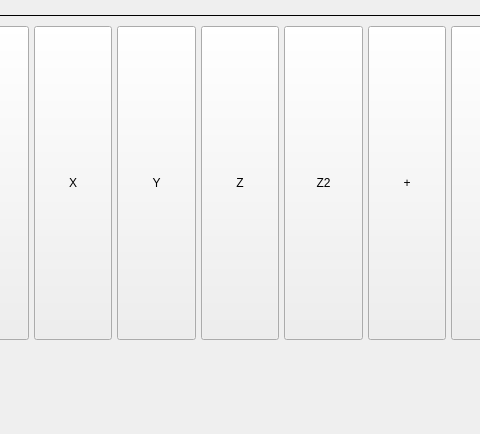
The window that mill_touch_v6/ui/mainwindow.ui (jethornton/mill_touch_v6) describes before a commit, drawn with Qt 5; both pictures show x 171 to 651 and y 0 to 434 of the 1280 by 768 pixel window.
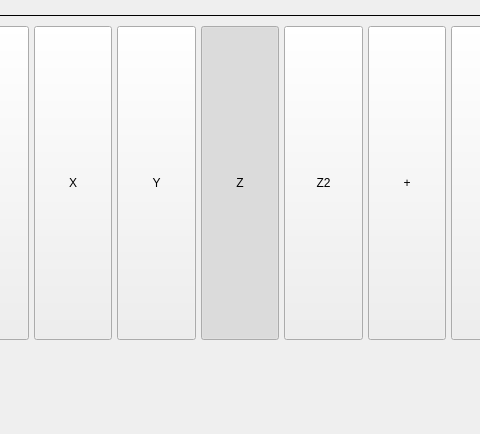
The same window after the commit. Custom widgets are drawn as their Qt base class.

Commit message: set default view button checked

Diff of the .ui file:
```diff
--- a/mill_touch_v6/ui/mainwindow.ui
+++ b/mill_touch_v6/ui/mainwindow.ui
@@ -332,6 +332,9 @@
                    <property name="checkable">
                     <bool>true</bool>
                    </property>
+                   <property name="checked">
+                    <bool>true</bool>
+                   </property>
                    <property name="autoExclusive">
                     <bool>true</bool>
                    </property>
```
Left out of the diff: 4 changed lines with no effect on the pictures.
